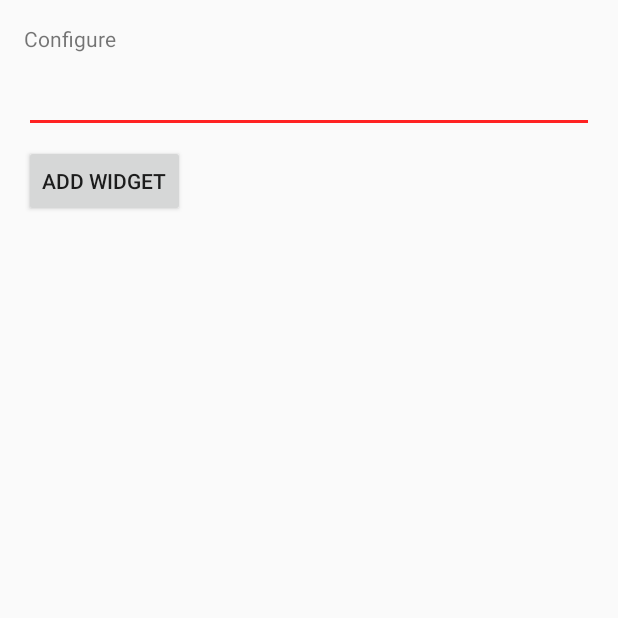
After one commit to zschullo/cvtc-capstone-musicApp, an Android app: the NewAppWidgetConfigureActivity screen opened directly, with no data from a screen before it, on a phone screen of 412 x 824 dp, the top half of it. The commit adds this screen. Run offline under Robolectric (Android 15) with nearby library versions, the phone set to English and light mode, and no system bars; 1 statement that could not run was skipped.

Commit message:
Restarting widget

```diff
--- /dev/null
+++ b/musicApp/app/src/main/java/edu/cvtc/android/capstonemusic/NewAppWidgetConfigureActivity.java
@@ -0,0 +1,98 @@
+package edu.cvtc.android.capstonemusic;
+
+import android.app.Activity;
+import android.appwidget.AppWidgetManager;
+import android.content.Context;
+import android.content.Intent;
+import android.content.SharedPreferences;
+import android.os.Bundle;
+import android.view.View;
+import android.widget.EditText;
+
+/**
+ * The configuration screen for the {@link NewAppWidget NewAppWidget} AppWidget.
+ */
+public class NewAppWidgetConfigureActivity extends Activity {
+
+    private static final String PREFS_NAME = "edu.cvtc.android.capstonemusic.NewAppWidget";
+    private static final String PREF_PREFIX_KEY = "appwidget_";
+    int mAppWidgetId = AppWidgetManager.INVALID_APPWIDGET_ID;
+    EditText mAppWidgetText;
+    View.OnClickListener mOnClickListener = new View.OnClickListener() {
+        public void onClick(View v) {
+            final Context context = NewAppWidgetConfigureActivity.this;
+
+            // When the button is clicked, store the string locally
+            String widgetText = mAppWidgetText.getText().toString();
+            saveTitlePref(context, mAppWidgetId, widgetText);
+
+            // It is the responsibility of the configuration activity to update the app widget
+            AppWidgetManager appWidgetManager = AppWidgetManager.getInstance(context);
+            NewAppWidget.updateAppWidget(context, appWidgetManager, mAppWidgetId);
+
+            // Make sure we pass back the original appWidgetId
+            Intent resultValue = new Intent();
+            resultValue.putExtra(AppWidgetManager.EXTRA_APPWIDGET_ID, mAppWidgetId);
+            setResult(RESULT_OK, resultValue);
+            finish();
+        }
+    };
+
+    public NewAppWidgetConfigureActivity() {
+        super();
+    }
+
+    // Write the prefix to the SharedPreferences object for this widget
+    static void saveTitlePref(Context context, int appWidgetId, String text) {
+        SharedPreferences.Editor prefs = context.getSharedPreferences(PREFS_NAME, 0).edit();
+        prefs.putString(PREF_PREFIX_KEY + appWidgetId, text);
+        prefs.apply();
+    }
+
+    // Read the prefix from the SharedPreferences object for this widget.
+    // If there is no preference saved, get the default from a resource
+    static String loadTitlePref(Context context, int appWidgetId) {
+        SharedPreferences prefs = context.getSharedPreferences(PREFS_NAME, 0);
+        String titleValue = prefs.getString(PREF_PREFIX_KEY + appWidgetId, null);
+        if (titleValue != null) {
+            return titleValue;
+        } else {
+            return context.getString(R.string.appwidget_text);
+        }
+    }
+
+    static void deleteTitlePref(Context context, int appWidgetId) {
+        SharedPreferences.Editor prefs = context.getSharedPreferences(PREFS_NAME, 0).edit();
+        prefs.remove(PREF_PREFIX_KEY + appWidgetId);
+        prefs.apply();
+    }
+
+    @Override
+    public void onCreate(Bundle icicle) {
+        super.onCreate(icicle);
+
+        // Set the result to CANCELED.  This will cause the widget host to cancel
+        // out of the widget placement if the user presses the back button.
+        setResult(RESULT_CANCELED);
+
+        setContentView(R.layout.new_app_widget_configure);
+        mAppWidgetText = (EditText) findViewById(R.id.appwidget_text);
+        findViewById(R.id.add_button).setOnClickListener(mOnClickListener);
+
+        // Find the widget id from the intent.
+        Intent intent = getIntent();
+        Bundle extras = intent.getExtras();
+        if (extras != null) {
+            mAppWidgetId = extras.getInt(
+                    AppWidgetManager.EXTRA_APPWIDGET_ID, AppWidgetManager.INVALID_APPWIDGET_ID);
+        }
+
+        // If this activity was started with an intent without an app widget ID, finish with an error.
+        if (mAppWidgetId == AppWidgetManager.INVALID_APPWIDGET_ID) {
+            finish();
+            return;
+        }
+
+        mAppWidgetText.setText(loadTitlePref(NewAppWidgetConfigureActivity.this, mAppWidgetId));
+    }
+}
--- /dev/null
+++ b/musicApp/app/src/main/res/layout/new_app_widget_configure.xml
@@ -0,0 +1,27 @@
+<?xml version="1.0" encoding="utf-8"?>
+<LinearLayout xmlns:android="http://schemas.android.com/apk/res/android"
+    android:layout_width="match_parent"
+    android:layout_height="wrap_content"
+    android:orientation="vertical"
+    android:padding="16dp">
+
+    <TextView
+        android:layout_width="match_parent"
+        android:layout_height="wrap_content"
+        android:layout_marginBottom="8dp"
+        android:text="@string/configure" />
+
+    <EditText
+        android:id="@+id/appwidget_text"
+        android:layout_width="match_parent"
+        android:layout_height="wrap_content"
+        android:inputType="text" />
+
+    <Button
+        android:id="@+id/add_button"
+        android:layout_width="wrap_content"
+        android:layout_height="wrap_content"
+        android:layout_marginTop="8dp"
+        android:text="@string/add_widget" />
+
+</LinearLayout>
--- a/musicApp/app/src/main/res/values/strings.xml
+++ b/musicApp/app/src/main/res/values/strings.xml
@@ -5,4 +5,5 @@
     <string name="map">Map</string>
     <string name="appwidget_text">EXAMPLE</string>
     <string name="add_widget">Add widget</string>
+    <string name="configure">Configure</string>
 </resources>
```
Also changed, not shown: musicApp/app/src/main/AndroidManifest.xml (+8 -2 lines), musicApp/app/src/main/java/edu/cvtc/android/capstonemusic/NewAppWidget.java (renamed from musicApp/app/src/main/java/edu/cvtc/android/capstonemusic/AppWidget.java, +13 -3 lines), musicApp/app/src/main/res/layout/app_widget.xml (deleted, +0 -36 lines), musicApp/app/src/main/res/layout/new_app_widget.xml (added, +38 -0 lines), musicApp/app/src/main/res/xml/new_app_widget_info.xml (renamed from musicApp/app/src/main/res/xml/app_widget_info.xml, +4 -3 lines).
